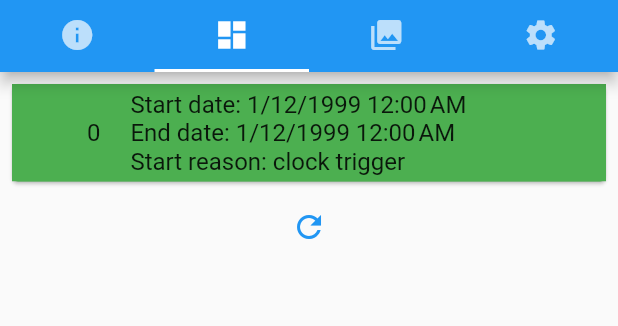
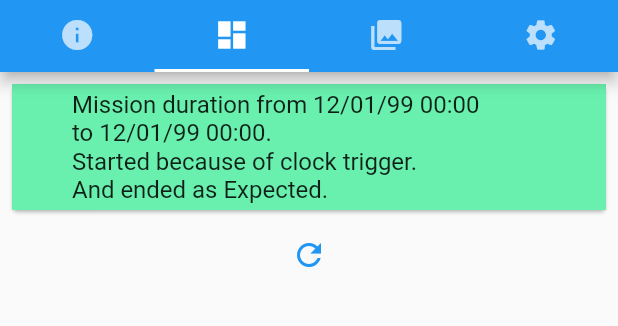
Before and after one commit to TomerMe2/SecurityDrone, a Flutter app: the CentralPage screen opened directly, tab 2 chosen, on a phone screen of 412 x 824 dp, the part 84-410 px from its top. Run offline on Flutter 3.47's test engine with Material 2 defaults, Android fonts, the phone set to English and light mode, and no system bars; our stand-ins replace bloc, date_format, equatable, flutter_bloc, google_maps_flutter; missing offline and left inert: loading_animations.

Commit message:
changed dashboard page entry view added map view of activity

```diff
--- a/security_drone_user_app/lib/data/models/dashboard_entry.dart
+++ b/security_drone_user_app/lib/data/models/dashboard_entry.dart
@@ -38,14 +38,18 @@ class DashBoardEntry {
       SubActivity(DroneActivityType.land, DateTime.parse("1999-01-12"), LatLngPoint(10,10)),
       SubActivity(DroneActivityType.land, DateTime.parse("1999-01-12"), LatLngPoint(10,10)),
       SubActivity(DroneActivityType.land, DateTime.parse("1999-01-12"), LatLngPoint(10,10)),
+      SubActivity(DroneActivityType.fly, DateTime.parse("1999-01-12"), LatLngPoint(10,10)),
+      SubActivity(DroneActivityType.fly, DateTime.parse("1999-01-12"), LatLngPoint(10,10)),
+      SubActivity(DroneActivityType.fly, DateTime.parse("1999-01-12"), LatLngPoint(10,10)),
+      SubActivity(DroneActivityType.fly, DateTime.parse("1999-01-12"), LatLngPoint(10,10)),
     ];
     DroneActivity droneActivity = DroneActivity(subActivities);
     return [
       DashBoardEntry(droneActivity, DateTime.parse("1999-01-12"), DateTime.parse("1999-01-12"), MissionResultType.success, "trigger", ""),
       DashBoardEntry(droneActivity, DateTime.parse("1999-01-12"), DateTime.parse("1999-01-12"), MissionResultType.success, "trigger", ""),
-      DashBoardEntry(droneActivity, DateTime.parse("1999-01-12"), DateTime.parse("1999-01-12"), MissionResultType.fail, "trigger", ""),
-      DashBoardEntry(droneActivity, DateTime.parse("1999-01-12"), DateTime.parse("1999-01-12"), MissionResultType.fail, "trigger", ""),
-      DashBoardEntry(droneActivity, DateTime.parse("1999-01-12"), DateTime.parse("1999-01-12"), MissionResultType.fail, "trigger", ""),
+      DashBoardEntry(droneActivity, DateTime.parse("1999-01-12"), DateTime.parse("1999-01-12"), MissionResultType.fail, "trigger", "user request"),
+      DashBoardEntry(droneActivity, DateTime.parse("1999-01-12"), DateTime.parse("1999-01-12"), MissionResultType.fail, "trigger", "low battery"),
+      DashBoardEntry(droneActivity, DateTime.parse("1999-01-12"), DateTime.parse("1999-01-12"), MissionResultType.fail, "trigger", "high winds"),
       DashBoardEntry(droneActivity, DateTime.parse("1999-01-12"), DateTime.parse("1999-01-12"), MissionResultType.ongoing, "trigger", ""),
     ];
   }
--- a/security_drone_user_app/lib/presentation/pages/dashboard_page.dart
+++ b/security_drone_user_app/lib/presentation/pages/dashboard_page.dart
@@ -1,10 +1,12 @@
 import 'package:flutter/cupertino.dart';
 import 'package:flutter/material.dart';
 import 'package:flutter_bloc/flutter_bloc.dart';
-import 'package:intl/intl.dart';
+import 'package:google_maps_flutter/google_maps_flutter.dart';
 import 'package:security_drone_user_app/data/models/dashboard_entry.dart';
+import 'package:security_drone_user_app/data/models/lat_lng_point.dart';
 import 'package:security_drone_user_app/logic/bloc/dashboard_bloc.dart';
 import 'package:security_drone_user_app/style.dart';
+import 'package:date_format/date_format.dart';
 
 class DashboardPage extends StatefulWidget {
   @override
@@ -38,28 +40,46 @@ class DashBoardList extends StatelessWidget {
   @override
   Widget build(BuildContext context) {
 
-    Widget displayDashboardEntry(DashBoardEntry entry, int index){
+    Widget mapOnPoint(LatLngPoint point) {
+      CameraPosition pointLoc = CameraPosition(
+        target: LatLng(point.lat, point.lng),
+        zoom: 17.4746);
+      Marker marker = Marker(
+          markerId: MarkerId('loc'),
+          position: LatLng(point.lat, point.lng));
 
-      List <Widget> endReason = [];
-      if (entry != null && entry.abortReason != "") {
-        endReason.add(Text("Abort reason: ${entry.abortReason}"));
+      return Align(
+        alignment: Alignment.bottomCenter,
+        child: GoogleMap(
+          mapType: MapType.satellite,
+          initialCameraPosition: pointLoc,
+          markers: {marker},
+        )
+      );
+    }
+
+    Widget displayDashboardEntry(DashBoardEntry entry) {
+
+      String endReason = "And ended as Expected.";
+      if (entry.missionResult == MissionResultType.fail) {
+        endReason = "Aborted because of ${entry.abortReason}.";
       }
+      else if (entry.missionResult == MissionResultType.ongoing) {
+        endReason = "Currently ongoing.";
+      }
+
+      String startDate = formatDate(entry.startTime, [dd, '/', mm, '/', yy, ' ', HH, ':', nn]);
+      String endDate = formatDate(entry.endTime, [dd, '/', mm, '/', yy, ' ', HH, ':', nn]);
 
       return Container(
         child: Row(
           mainAxisAlignment: MainAxisAlignment.start,
-          children: [
-            Text(index.toString()),
-            SizedBox(width: 20.0),
-            Column(
-              mainAxisAlignment: MainAxisAlignment.center,
-              crossAxisAlignment: CrossAxisAlignment.start,
-              children: <Widget>[
-                Text("Start date: ${DateFormat.yMd().add_jm().format(entry.startTime)}"),
-                Text("End date: ${DateFormat.yMd().add_jm().format(entry.endTime)}"),
-                Text("Start reason: ${entry.startReason}"),
-              ] + endReason,
-            )
+          crossAxisAlignment: CrossAxisAlignment.center,
+          children: <Widget>[
+            Text("Mission duration from $startDate\n"
+                + "to $endDate.\n"
+                + "Started because of ${entry.startReason}.\n"
+                + endReason),
           ]
         )
       );
@@ -88,13 +108,13 @@ class DashBoardList extends StatelessWidget {
                 itemBuilder: (context, index) {
                   Color color;
                   if (state.entries[index].missionResult == MissionResultType.success) {
-                    color = Colors.green;
+                    color = Colors.greenAccent;
                   }
                   else if (state.entries[index].missionResult == MissionResultType.fail) {
-                    color = Colors.red;
+                    color = Colors.redAccent;
                   }
                   else if (state.entries[index].missionResult == MissionResultType.ongoing) {
-                    color = Colors.orange;
+                    color = Colors.orangeAccent;
                   }
                   else {
                     color = Colors.grey;
@@ -103,8 +123,8 @@ class DashBoardList extends StatelessWidget {
                     color: color,
                     child: ListTile(
                       tileColor: color,
-                      contentPadding: EdgeInsets.symmetric(horizontal: 50),
-                      title: displayDashboardEntry(state.entries[index], index),
+                      contentPadding: EdgeInsets.symmetric(horizontal: 40),
+                      title: displayDashboardEntry(state.entries[index]),
                       onTap: () => _bloc.add(DashboardEntryClicked(index)),
                     ),
                   );
@@ -120,54 +140,62 @@ class DashBoardList extends StatelessWidget {
           else if (state is ShowDashboardEntry) {
             int index = state.focusedIndex;
             DashBoardEntry entry = state.entries[index];
-
-            List <Widget> info = [
-              Text("Start date: ${DateFormat.yMd().add_jm().format(entry.startTime)}"),
-              Text("End date: ${DateFormat.yMd().add_jm().format(entry.endTime)}"),
-              Text("Start reason: ${entry.startReason}"),
-              Text("Abort reason: ${entry.abortReason}"),
-              Text("Mission result: ${entry.missionResult.toString().split('.').last}"),
-              SizedBox(height: 10),
-              Text("Activity Log: ", style: Body1TextStyle),
-              Container(height: 1.0, color: Colors.black38)
-            ];
-
-            for (int i = 0 ; i < entry.activity.activities.length ; i++) {
-              info.add(Text("Sub activity ${i.toString()}:"));
-              info.add(Text("Type: ${entry.activity.activities[i].type}"));
-              info.add(Text("Time: ${DateFormat.jms().format(entry.activity.activities[i].date)}"));
-              info.add(Text("Latitude: ${entry.activity.activities[i].location.lat}"));
-              info.add(Text("Longitude: ${entry.activity.activities[i].location.lng}"));
-              info.add(SizedBox(height: 10.0));
-            }
-
-            var builder = ListView.builder(
+            Widget entryView = displayDashboardEntry(entry);
+            ListView builder = ListView.builder(
                 physics: ScrollPhysics(),
                 shrinkWrap: true,
                 padding: EdgeInsets.all(2.0),
-                itemCount: 1,
-                itemBuilder: (context, _) {
+                itemCount: entry.activity.activities.length,
+                itemBuilder: (context, subIndex) {
+                  String date = formatDate(entry.activity.activities[subIndex].date, [dd, '/', mm, '/', yy, ' ', HH, ':', nn]);
                   return Card(
                     child: ListTile(
-                      contentPadding: EdgeInsets.symmetric(horizontal: 50),
-                      title: Container(
-                        child: Column(
-                          crossAxisAlignment: CrossAxisAlignment.start,
-                          children: info,
-                        ),
+                      leading: Text("${entry.activity.activities[subIndex].type.toString().split('.').last}"
+                          + " at $date"),
+                      trailing: TextButton(
+                          child: Text("View location", style: TextStyle(color: Colors.white)),
+                          style: ButtonStyle(
+                              backgroundColor: MaterialStateProperty.all(Colors.blue)
+                          ),
+                          onPressed: () => {
+                            showDialog(
+                                context: context,
+                                builder: (BuildContext context) {
+                                  return Dialog(
+                                    backgroundColor: Colors.transparent,
+                                    insetPadding: EdgeInsets.all(10.0),
+                                    child: Stack(
+                                      clipBehavior: Clip.none,
+                                      alignment: Alignment.center,
+                                      children: [
+                                        mapOnPoint(entry.activity.activities[subIndex].location)
+                                      ],
+                                    ),
+                                  );
+                                }
+                            )
+                          }
                       ),
-                      onTap: () => _bloc.add(DashboardEntryClicked(index)),
-                    ),
+                    )
                   );
                 }
             );
 
             return Column(
               children: [
-                Text("Action Full Description:", style: TitleTextStyle),
+                Text("Mission Full Description", style: TitleTextStyle),
                 Divider(
                   height: 5.0, thickness: 5.0, indent: 10.0, endIndent: 10, color: Colors.black38,
                 ),
+                SizedBox(height: 10),
+                Row(
+                  children: [
+                    SizedBox(width: 10),
+                    entryView
+                  ],
+                ),
+                SizedBox(height: 10),
+                Text("Mission log", style: Body1TextStyle),
                 builder,
                 TextButton(
                     child: Icon(Icons.keyboard_return, color: Colors.white),
@@ -176,7 +204,7 @@ class DashBoardList extends StatelessWidget {
                     ),
                     onPressed: () => _bloc.add(
                         DisplayDashboardEntries()
-                    ))
+                    )),
               ],
             );
 
--- a/security_drone_user_app/pubspec.yaml
+++ b/security_drone_user_app/pubspec.yaml
@@ -28,7 +28,7 @@ dependencies:
   flutter_bloc: ^6.1.1
   equatable: ^1.2.3
   loading_animations: ^2.1.0
-
+  date_format:
 
   # The following adds the Cupertino Icons font to your application.
   # Use with the CupertinoIcons class for iOS style icons.
```
Also changed, not shown: security_drone_user_app/pubspec.lock.
